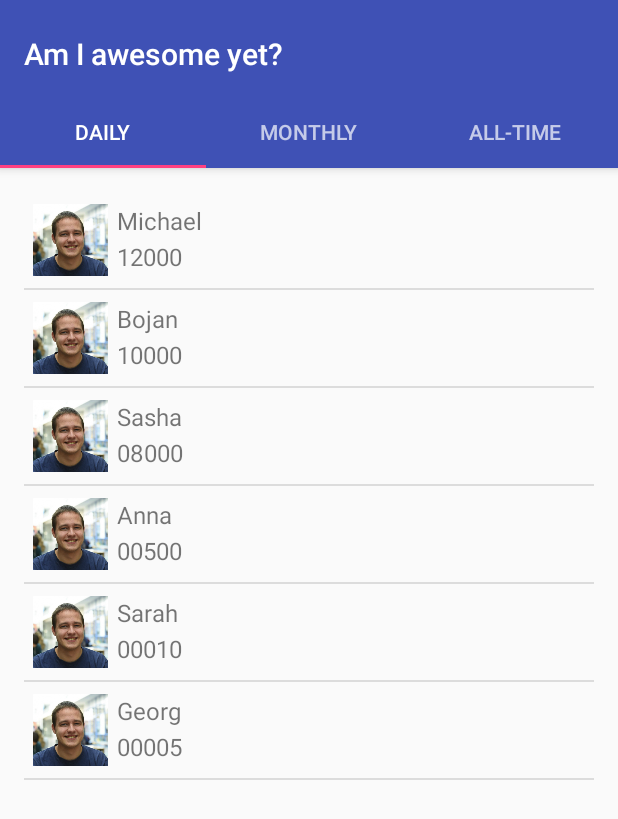
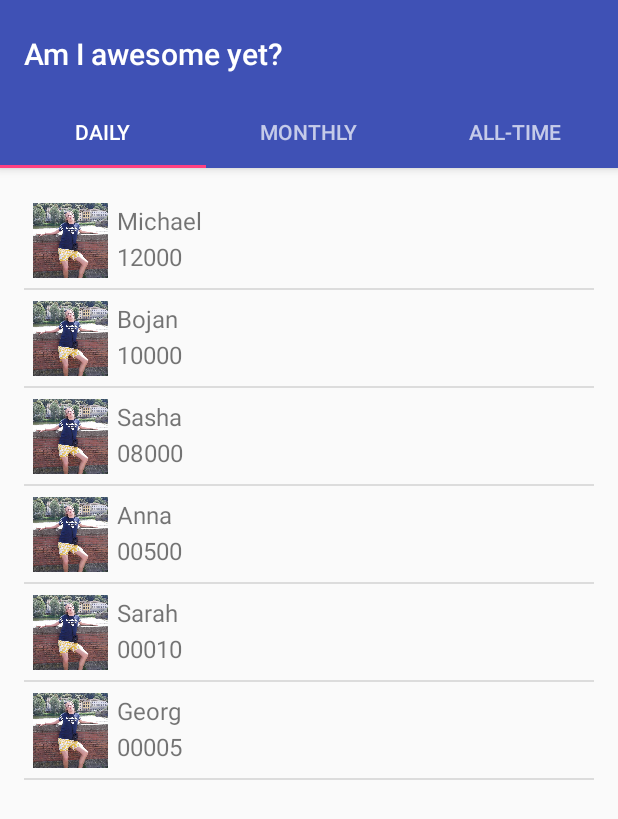
Before and after one commit to michael-schwarz/project-dragonhack, an Android app: the screen it shows after launch (LeaderboardActivity), on a phone screen of 412 x 824 dp. Shown: the top 819 px of the screen. Run offline under Robolectric (Android 15) with nearby library versions, the phone set to English and light mode, and no system bars.

Commit message:
Even more work was done 2

```diff
--- a/LecturePotato/app/src/main/res/layout/leader_board_item.xml
+++ b/LecturePotato/app/src/main/res/layout/leader_board_item.xml
@@ -12,7 +12,7 @@
         android:layout_alignParentTop="true"
         android:layout_marginRight="6dip"
         android:contentDescription="TODO"
-        android:src="@drawable/michael" />
+        android:src="@drawable/jas" />
 
     <TextView
         android:id="@+id/secondLine"
```
Also changed, not shown: LecturePotato/app/src/main/res/drawable/jas.jpg (deleted), LecturePotato/app/src/main/res/drawable/jas.png (added).
